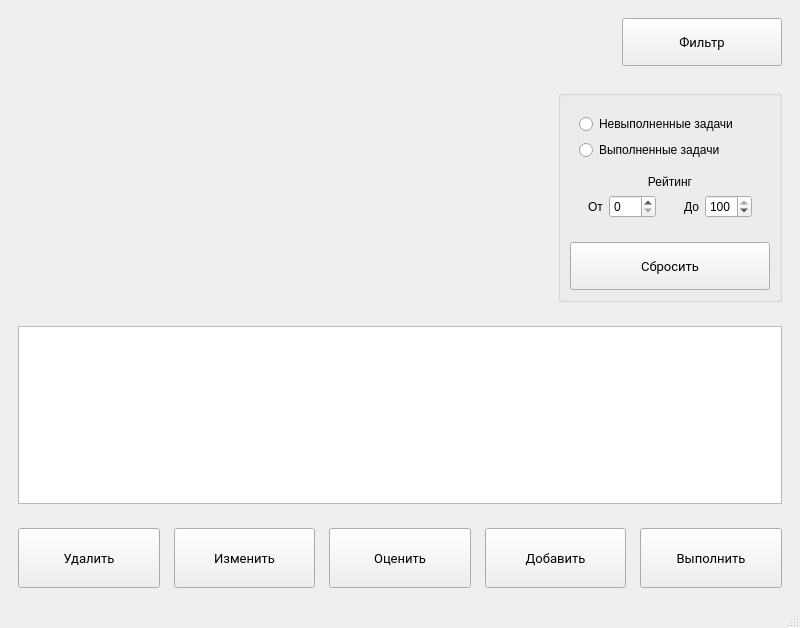
This is mainwindow.ui in wannabedigital/qt-simple-todo as Qt 5 draws it before an edit. The edited form follows.
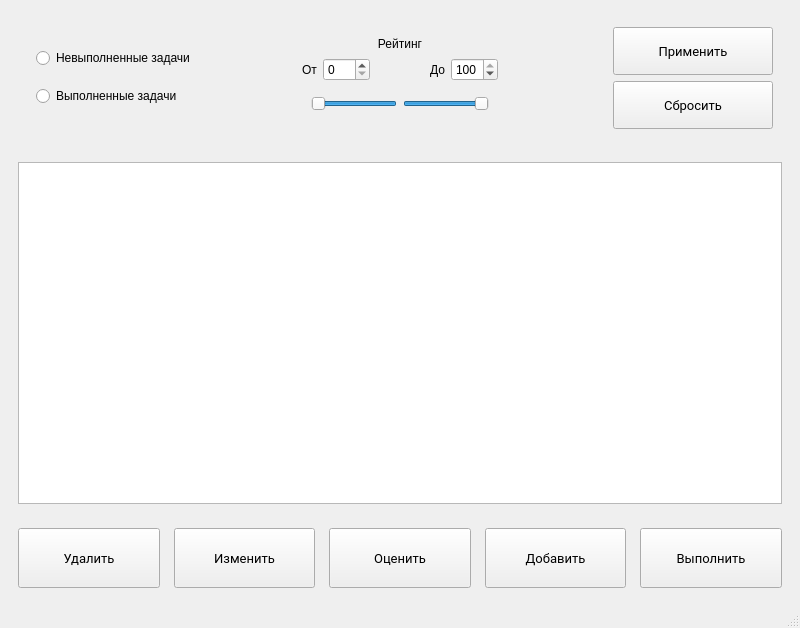
This is the edited form.

The edit to the form file:
```diff
--- a/mainwindow.ui
+++ b/mainwindow.ui
@@ -10,6 +10,12 @@
     <height>628</height>
    </rect>
   </property>
+  <property name="sizePolicy">
+   <sizepolicy hsizetype="Maximum" vsizetype="Fixed">
+    <horstretch>0</horstretch>
+    <verstretch>0</verstretch>
+   </sizepolicy>
+  </property>
   <property name="minimumSize">
    <size>
     <width>800</width>
@@ -20,64 +26,14 @@
    <string>ToDo List</string>
   </property>
   <widget class="QWidget" name="centralwidget">
-   <layout class="QGridLayout" name="gridLayout">
+   <layout class="QGridLayout" name="gridLayout_4">
     <item row="0" column="0">
      <widget class="QWidget" name="widget_4" native="true">
       <layout class="QGridLayout" name="gridLayout_5">
-       <item row="0" column="1" rowspan="2" colspan="2">
-        <widget class="QPushButton" name="showFilterButton">
-         <property name="minimumSize">
-          <size>
-           <width>160</width>
-           <height>48</height>
-          </size>
-         </property>
-         <property name="font">
-          <font>
-           <family>Roboto</family>
-           <pointsize>10</pointsize>
-          </font>
-         </property>
-         <property name="text">
-          <string>Фильтр</string>
-         </property>
-        </widget>
-       </item>
-       <item row="1" column="0">
-        <spacer name="horizontalSpacer_7">
-         <property name="orientation">
-          <enum>Qt::Orientation::Horizontal</enum>
-         </property>
-         <property name="sizeType">
-          <enum>QSizePolicy::Policy::Preferred</enum>
-         </property>
-         <property name="sizeHint" stdset="0">
-          <size>
-           <width>755</width>
-           <height>20</height>
-          </size>
-         </property>
-        </spacer>
-       </item>
-      </layout>
-     </widget>
-    </item>
-    <item row="1" column="0">
+       <item row="0" column="0">
      <widget class="QWidget" name="widget_6" native="true">
       <layout class="QGridLayout" name="gridLayout_7">
-       <item row="0" column="1">
-        <widget class="QGroupBox" name="groupBox">
-         <property name="enabled">
-          <bool>true</bool>
-         </property>
-         <property name="title">
-          <string/>
-         </property>
-         <layout class="QGridLayout" name="gridLayout_4">
-          <item row="0" column="1">
-           <widget class="QWidget" name="widget_3" native="true">
-            <layout class="QGridLayout" name="gridLayout_3">
-             <item row="4" column="1">
+          <item row="0" column="2">
               <widget class="QWidget" name="widget_5" native="true">
                <layout class="QGridLayout" name="gridLayout_6">
                 <item row="3" column="3">
@@ -101,6 +57,22 @@
                   </property>
                  </widget>
                 </item>
+             <item row="3" column="2">
+              <spacer name="horizontalSpacer_6">
+               <property name="orientation">
+                <enum>Qt::Orientation::Horizontal</enum>
+               </property>
+               <property name="sizeType">
+                <enum>QSizePolicy::Policy::Fixed</enum>
+               </property>
+               <property name="sizeHint" stdset="0">
+                <size>
+                 <width>48</width>
+                 <height>20</height>
+                </size>
+               </property>
+              </spacer>
+             </item>
                 <item row="3" column="4">
                  <widget class="QSpinBox" name="maxRatingSpinBox">
                   <property name="minimum">
@@ -127,32 +99,78 @@
                   </property>
                  </widget>
                 </item>
-                <item row="3" column="2">
-                 <spacer name="horizontalSpacer_6">
+             <item row="4" column="0" colspan="5">
+              <widget class="QWidget" name="widget_8" native="true">
+               <layout class="QGridLayout" name="gridLayout_8">
+                <item row="0" column="0">
+                 <widget class="QSlider" name="minRatingSlider">
+                  <property name="layoutDirection">
+                   <enum>Qt::LayoutDirection::LeftToRight</enum>
+                  </property>
+                  <property name="maximum">
+                   <number>100</number>
+                  </property>
+                  <property name="value">
+                   <number>100</number>
+                  </property>
+                  <property name="orientation">
+                   <enum>Qt::Orientation::Horizontal</enum>
+                  </property>
+                  <property name="invertedAppearance">
+                   <bool>true</bool>
+                  </property>
+                  <property name="invertedControls">
+                   <bool>true</bool>
+                  </property>
+                 </widget>
+                </item>
+                <item row="0" column="1">
+                 <widget class="QSlider" name="maxRatingSlider">
+                  <property name="layoutDirection">
+                   <enum>Qt::LayoutDirection::RightToLeft</enum>
+                  </property>
+                  <property name="maximum">
+                   <number>100</number>
+                  </property>
+                  <property name="value">
+                   <number>100</number>
+                  </property>
+                  <property name="orientation">
+                   <enum>Qt::Orientation::Horizontal</enum>
+                  </property>
+                  <property name="invertedAppearance">
+                   <bool>true</bool>
+                  </property>
+                  <property name="invertedControls">
+                   <bool>true</bool>
+                  </property>
+                 </widget>
+                </item>
+               </layout>
+              </widget>
+             </item>
+            </layout>
+           </widget>
+          </item>
+          <item row="0" column="1">
+           <spacer name="horizontalSpacer_5">
                   <property name="orientation">
                    <enum>Qt::Orientation::Horizontal</enum>
                   </property>
                   <property name="sizeType">
-                   <enum>QSizePolicy::Policy::Fixed</enum>
+             <enum>QSizePolicy::Policy::Expanding</enum>
                   </property>
                   <property name="sizeHint" stdset="0">
                    <size>
-                    <width>16</width>
+              <width>40</width>
                     <height>20</height>
                    </size>
                   </property>
                  </spacer>
                 </item>
-               </layout>
-              </widget>
-             </item>
-             <item row="1" column="1">
-              <widget class="QRadioButton" name="showUndoneRadioButton">
-               <property name="text">
-                <string>Невыполненные задачи</string>
-               </property>
-              </widget>
-             </item>
+          <item row="0" column="0">
+           <widget class="QWidget" name="widget_3" native="true">
+            <layout class="QGridLayout" name="gridLayout_3">
              <item row="3" column="1">
               <widget class="QRadioButton" name="showDoneRadioButton">
                <property name="text">
@@ -160,10 +178,45 @@
                </property>
               </widget>
              </item>
+             <item row="1" column="1">
+              <widget class="QRadioButton" name="showUndoneRadioButton">
+               <property name="text">
+                <string>Невыполненные задачи</string>
+               </property>
+              </widget>
+             </item>
             </layout>
            </widget>
           </item>
-          <item row="4" column="1">
+          <item row="0" column="3">
+           <spacer name="horizontalSpacer_7">
+            <property name="orientation">
+             <enum>Qt::Orientation::Horizontal</enum>
+            </property>
+            <property name="sizeType">
+             <enum>QSizePolicy::Policy::Expanding</enum>
+            </property>
+            <property name="sizeHint" stdset="0">
+             <size>
+              <width>40</width>
+              <height>20</height>
+             </size>
+            </property>
+           </spacer>
+          </item>
+         </layout>
+        </widget>
+       </item>
+       <item row="0" column="3">
+        <widget class="QWidget" name="widget_7" native="true">
+         <property name="sizePolicy">
+          <sizepolicy hsizetype="Maximum" vsizetype="Preferred">
+           <horstretch>0</horstretch>
+           <verstretch>0</verstretch>
+          </sizepolicy>
+         </property>
+         <layout class="QGridLayout" name="gridLayout">
+          <item row="1" column="1">
            <widget class="QPushButton" name="resetFilterButton">
             <property name="minimumSize">
              <size>
@@ -182,29 +235,47 @@
             </property>
            </widget>
           </item>
-         </layout>
-        </widget>
-       </item>
-       <item row="0" column="0">
-        <spacer name="horizontalSpacer_5">
-         <property name="orientation">
-          <enum>Qt::Orientation::Horizontal</enum>
-         </property>
-         <property name="sizeType">
-          <enum>QSizePolicy::Policy::Expanding</enum>
-         </property>
-         <property name="sizeHint" stdset="0">
+          <item row="0" column="1">
+           <widget class="QPushButton" name="applyFilterButton">
+            <property name="sizePolicy">
+             <sizepolicy hsizetype="Maximum" vsizetype="Fixed">
+              <horstretch>0</horstretch>
+              <verstretch>0</verstretch>
+             </sizepolicy>
+            </property>
+            <property name="minimumSize">
           <size>
-           <width>400</width>
-           <height>20</height>
-          </size>
-         </property>
-        </spacer>
+              <width>160</width>
+              <height>48</height>
+             </size>
+            </property>
+            <property name="font">
+             <font>
+              <family>Roboto</family>
+              <pointsize>10</pointsize>
+             </font>
+            </property>
+            <property name="text">
+             <string>Применить</string>
+            </property>
+           </widget>
        </item>
       </layout>
      </widget>
     </item>
-    <item row="4" column="0">
+      </layout>
+     </widget>
+    </item>
+    <item row="1" column="0">
+     <widget class="QWidget" name="widget" native="true">
+      <layout class="QVBoxLayout" name="verticalLayout">
+       <item>
+        <widget class="QTableView" name="tableView"/>
+       </item>
+      </layout>
+     </widget>
+    </item>
+    <item row="2" column="0">
      <widget class="QWidget" name="widget_2" native="true">
       <layout class="QGridLayout" name="gridLayout_2">
        <item row="0" column="10">
@@ -399,15 +470,6 @@
       </layout>
      </widget>
     </item>
-    <item row="2" column="0">
-     <widget class="QWidget" name="widget" native="true">
-      <layout class="QVBoxLayout" name="verticalLayout">
-       <item>
-        <widget class="QTableView" name="tableView"/>
-       </item>
-      </layout>
-     </widget>
-    </item>
    </layout>
   </widget>
   <widget class="QStatusBar" name="statusbar"/>
```
Lines whose indentation alone changed are shown as unchanged.
